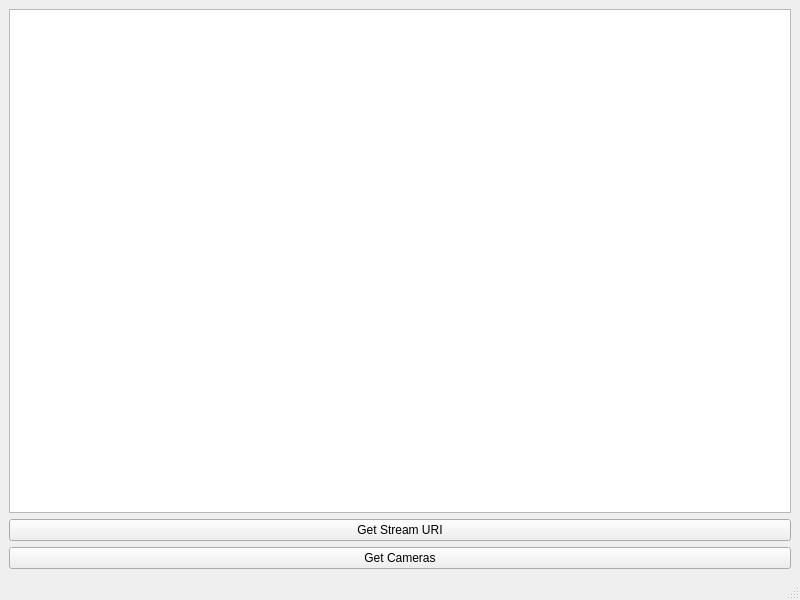
Before: the Qt Designer form QTlibonvif/mainwindow.ui in fiz1962/libonvif-sr99622, drawn with Qt 5.
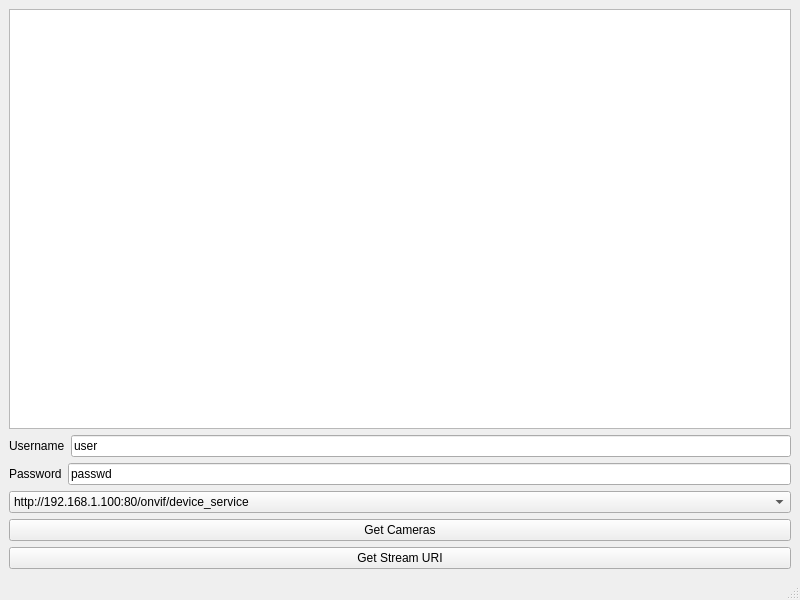
After: the same form once the commit is applied.

Diff of the .ui file:
```diff
--- a/QTlibonvif/mainwindow.ui
+++ b/QTlibonvif/mainwindow.ui
@@ -19,10 +19,54 @@
      <widget class="QTextEdit" name="textEdit"/>
     </item>
     <item>
-     <widget class="QPushButton" name="pushButton">
-      <property name="text">
-       <string>Get Stream URI</string>
+     <layout class="QHBoxLayout" name="horizontalLayout">
+      <property name="topMargin">
+       <number>0</number>
       </property>
+      <item>
+       <widget class="QLabel" name="label">
+        <property name="text">
+         <string>Username</string>
+        </property>
+       </widget>
+      </item>
+      <item>
+       <widget class="QLineEdit" name="UserName">
+        <property name="text">
+         <string>user</string>
+        </property>
+       </widget>
+      </item>
+     </layout>
+    </item>
+    <item>
+     <layout class="QHBoxLayout" name="horizontalLayout_2">
+      <property name="topMargin">
+       <number>0</number>
+      </property>
+      <item>
+       <widget class="QLabel" name="label_2">
+        <property name="text">
+         <string>Password</string>
+        </property>
+       </widget>
+      </item>
+      <item>
+       <widget class="QLineEdit" name="Password">
+        <property name="text">
+         <string>passwd</string>
+        </property>
+       </widget>
+      </item>
+     </layout>
+    </item>
+    <item>
+     <widget class="QComboBox" name="Host">
+      <item>
+       <property name="text">
+        <string>http://192.168.1.100:80/onvif/device_service</string>
+       </property>
+      </item>
      </widget>
     </item>
     <item>
@@ -32,6 +76,13 @@
       </property>
      </widget>
     </item>
+    <item>
+     <widget class="QPushButton" name="pushButton">
+      <property name="text">
+       <string>Get Stream URI</string>
+      </property>
+     </widget>
+    </item>
    </layout>
   </widget>
   <widget class="QMenuBar" name="menubar">
```
Left out of the diff: 2 changed lines with no effect on the pictures.
